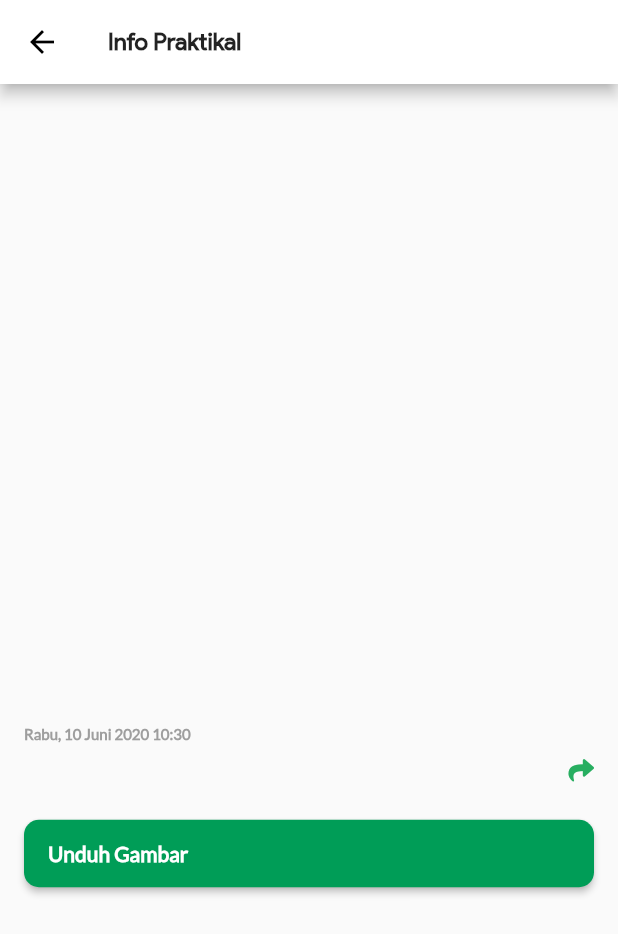
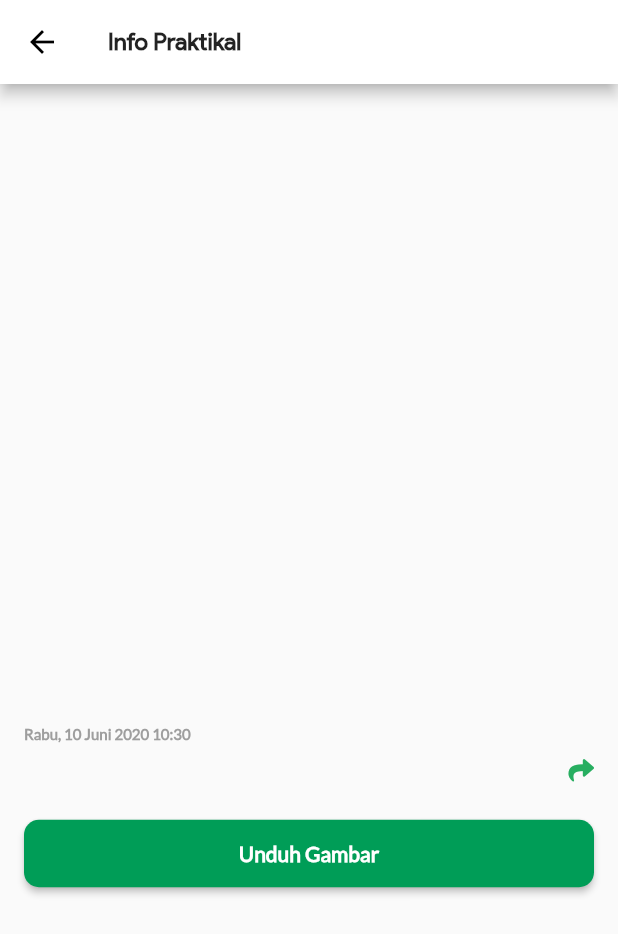
Before and after one commit to jabardigitalservice/pikobar-flutter, a Flutter app: the DetailInfoGraphicScreen screen opened directly with empty values, on a phone screen of 412 x 824 dp. Shown: the top 934 px of the screen. Run offline on Flutter 3.47's test engine with Material 2 defaults, Android fonts, the phone set to English and light mode, and no system bars; drawn by our look-alikes of carousel_slider; our stand-ins replace bloc, bubble_tab_indicator, cached_network_image, chips_choice, cloud_firestore, device_info and 29 more; missing offline and left inert: app_settings, bottom_navigation_badge, esys_flutter_share, firebase_in_app_messaging, flutter_cupertino_date_picker, flutter_downloader and 6 more; accounts and stored records are empty.

Commit message:
Center text rounded button

```diff
--- a/lib/components/RoundedButton.dart
+++ b/lib/components/RoundedButton.dart
@@ -40,12 +40,7 @@ class RoundedButton extends StatelessWidget {
                 ? borderRadius
                 : BorderRadius.circular(5.0),
           ),
-          child: Row(
-            children: <Widget>[
-
-              Text(title, style: textStyle),
-            ],
-          ),
+          child: Text(title, style: textStyle),
           onPressed: onPressed),
     );
   }
```
